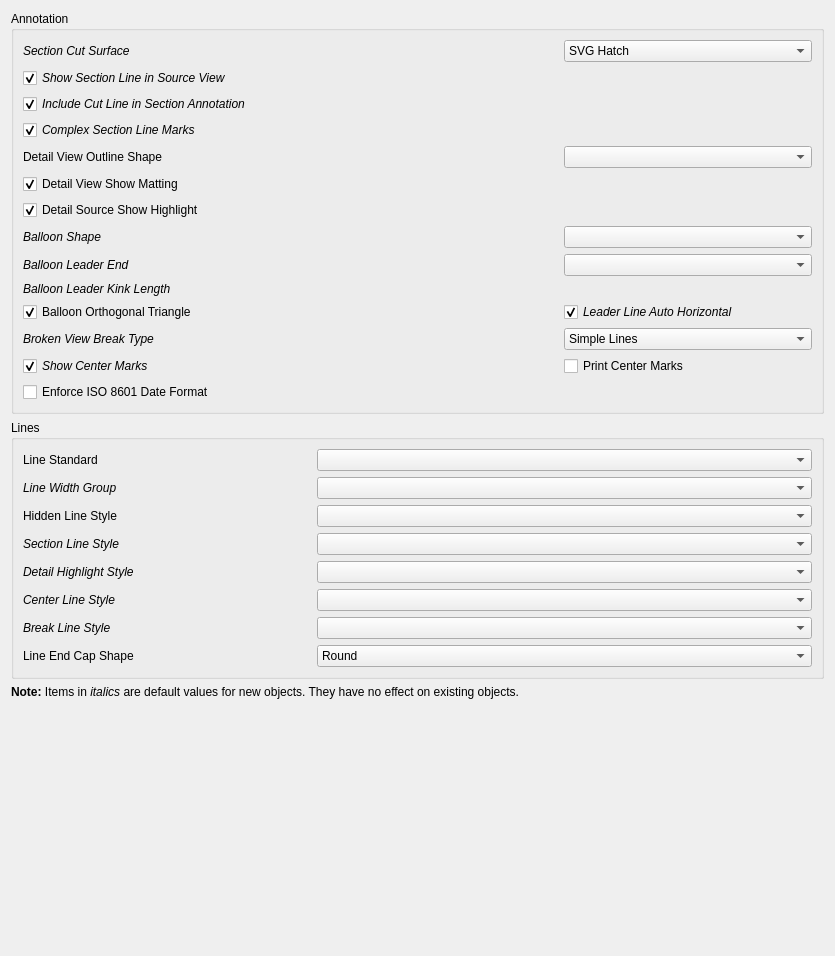
The window that src/Mod/TechDraw/Gui/DlgPrefsTechDrawAnnotation.ui (southseact-3d/fcd) describes before a commit, drawn with Qt 5.
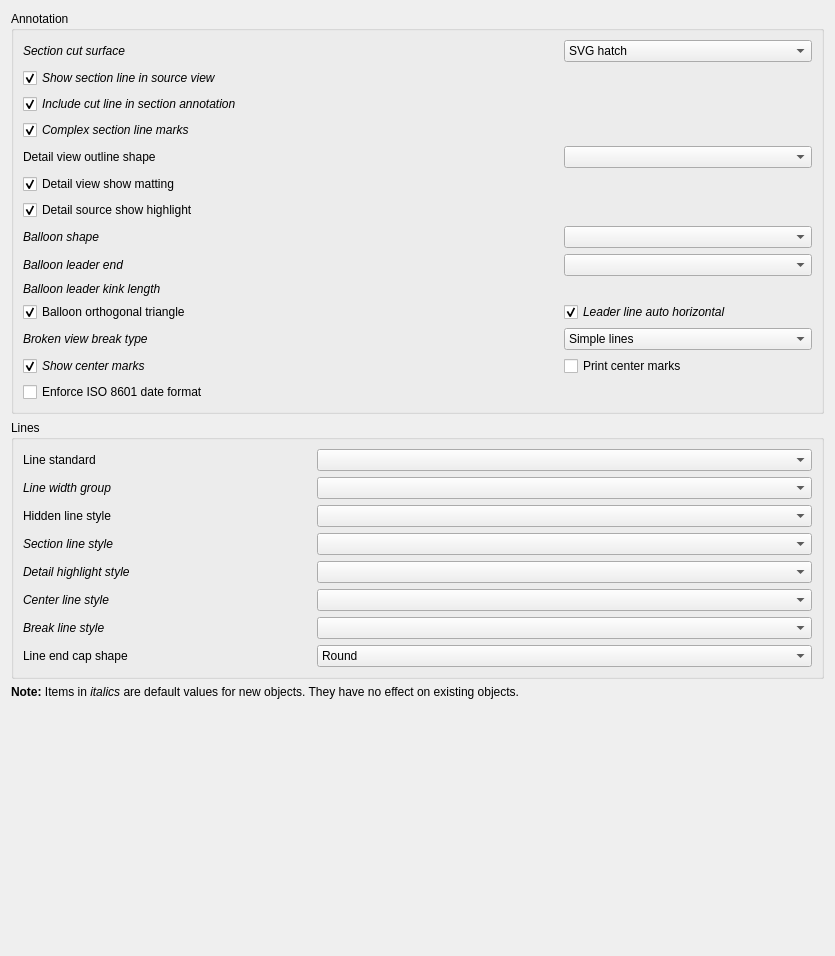
The same window after the commit. Custom widgets are drawn as their Qt base class.

Commit message:
TechDraw: Update UI strings for consistency
Closes: #22143

What changed in the file:
```diff
--- a/src/Mod/TechDraw/Gui/DlgPrefsTechDrawAnnotation.ui
+++ b/src/Mod/TechDraw/Gui/DlgPrefsTechDrawAnnotation.ui
@@ -40,7 +40,7 @@
            <string>Show arc centers in printed output</string>
           </property>
           <property name="text">
-           <string>Print Center Marks</string>
+           <string>Print center marks</string>
           </property>
           <property name="prefEntry" stdset="0">
            <cstring>PrintCenterMarks</cstring>
@@ -67,7 +67,7 @@
            <string>Show arc center marks in views</string>
           </property>
           <property name="text">
-           <string>Show Center Marks</string>
+           <string>Show center marks</string>
           </property>
           <property name="checked">
            <bool>true</bool>
@@ -91,7 +91,7 @@
            <string>If checked, the section annotation will be drawn on the Source view.  If unchecked, no section line, arrows or symbol will be shown in the Source view.</string>
           </property>
           <property name="text">
-           <string>Show Section Line in Source View</string>
+           <string>Show section line in source view</string>
           </property>
           <property name="checked">
            <bool>true</bool>
@@ -134,7 +134,7 @@
            <string>If checked, the cut line will be drawn on the Source view.  If unchecked, only the change marks, arrows and symbols will be displayed.</string>
           </property>
           <property name="text">
-           <string>Include Cut Line in Section Annotation</string>
+           <string>Include cut line in section annotation</string>
           </property>
           <property name="checked">
            <bool>true</bool>
@@ -177,7 +177,7 @@
            <string>Length of horizontal portion of Balloon leader</string>
           </property>
           <property name="text">
-           <string>Balloon Leader Kink Length</string>
+           <string>Balloon leader kink length</string>
           </property>
          </widget>
         </item>
@@ -189,7 +189,7 @@
            </font>
           </property>
           <property name="text">
-           <string>Broken View Break Type</string>
+           <string>Broken view break type</string>
           </property>
          </widget>
         </item>
@@ -205,7 +205,7 @@
            <string>Restrict Filled Triangle line end to vertical or horizontal directions</string>
           </property>
           <property name="text">
-           <string>Balloon Orthogonal Triangle</string>
+           <string>Balloon orthogonal triangle</string>
           </property>
           <property name="checked">
            <bool>true</bool>
@@ -244,7 +244,7 @@
           </item>
           <item>
            <property name="text">
-            <string>SVG Hatch</string>
+            <string>SVG hatch</string>
            </property>
           </item>
           <item>
@@ -260,7 +260,7 @@
            <string>This checkbox controls whether or not to display the outline around a detail view.</string>
           </property>
           <property name="text">
-           <string>Detail View Show Matting</string>
+           <string>Detail view show matting</string>
           </property>
           <property name="checked">
            <bool>true</bool>
@@ -279,7 +279,7 @@
            <string>This checkbox controls whether or not to display a highlight around the detail area in the detail's source view.</string>
           </property>
           <property name="text">
-           <string>Detail Source Show Highlight</string>
+           <string>Detail source show highlight</string>
           </property>
           <property name="checked">
            <bool>true</bool>
@@ -300,7 +300,7 @@
            </font>
           </property>
           <property name="text">
-           <string>Detail View Outline Shape</string>
+           <string>Detail view outline shape</string>
           </property>
          </widget>
         </item>
@@ -321,7 +321,7 @@
            <string>Forces last leader line segment to be horizontal</string>
           </property>
           <property name="text">
-           <string>Leader Line Auto Horizontal</string>
+           <string>Leader line auto horizontal</string>
           </property>
           <property name="checked">
            <bool>true</bool>
@@ -355,7 +355,7 @@
            </font>
           </property>
           <property name="text">
-           <string>Balloon Leader End</string>
+           <string>Balloon leader end</string>
           </property>
          </widget>
         </item>
@@ -382,7 +382,7 @@
           </item>
           <item>
            <property name="text">
-            <string>Simple Lines</string>
+            <string>Simple lines</string>
            </property>
           </item>
          </widget>
@@ -395,7 +395,7 @@
            </font>
           </property>
           <property name="text">
-           <string>Balloon Shape</string>
+           <string>Balloon shape</string>
           </property>
          </widget>
         </item>
@@ -407,7 +407,7 @@
            </font>
           </property>
           <property name="text">
-           <string>Section Cut Surface</string>
+           <string>Section cut surface</string>
           </property>
          </widget>
         </item>
@@ -441,7 +441,7 @@
            <string>Show or hide marks at direction changes on ComplexSection lines.</string>
           </property>
           <property name="text">
-           <string>Complex Section Line Marks</string>
+           <string>Complex section line marks</string>
           </property>
           <property name="checked">
            <bool>true</bool>
@@ -482,7 +482,7 @@
            <string>If this box is checked, templates will auto fill date fields using ccyy-mm-dd format even if that is not the standard format for the current locale.</string>
           </property>
           <property name="text">
-           <string>Enforce ISO 8601 Date Format</string>
+           <string>Enforce ISO 8601 date format</string>
           </property>
           <property name="prefEntry" stdset="0">
            <cstring>EnforceISODate</cstring>
@@ -547,7 +547,7 @@
            </font>
           </property>
           <property name="text">
-           <string>Center Line Style</string>
+           <string>Center line style</string>
           </property>
          </widget>
         </item>
@@ -628,7 +628,7 @@
            <string>Line style of detail highlight on base view</string>
           </property>
           <property name="text">
-           <string>Detail Highlight Style</string>
+           <string>Detail highlight style</string>
           </property>
          </widget>
         </item>
@@ -640,7 +640,7 @@
            </font>
           </property>
           <property name="text">
-           <string>Section Line Style</string>
+           <string>Section line style</string>
           </property>
          </widget>
         </item>
@@ -677,7 +677,7 @@
            </font>
           </property>
           <property name="text">
-           <string>Line Standard</string>
+           <string>Line standard</string>
           </property>
          </widget>
         </item>
@@ -765,7 +765,7 @@
            <string>Line group used to set line widths</string>
           </property>
           <property name="text">
-           <string>Line Width Group</string>
+           <string>Line width group</string>
           </property>
          </widget>
         </item>
@@ -777,14 +777,14 @@
            </font>
           </property>
           <property name="text">
-           <string>Line End Cap Shape</string>
+           <string>Line end cap shape</string>
           </property>
          </widget>
         </item>
         <item row="2" column="0">
          <widget class="QLabel" name="label_7">
           <property name="text">
-           <string>Hidden Line Style</string>
+           <string>Hidden line style</string>
           </property>
          </widget>
         </item>
@@ -809,7 +809,7 @@
            </font>
           </property>
           <property name="text">
-           <string>Break Line Style</string>
+           <string>Break line style</string>
           </property>
          </widget>
         </item>
```
Left out of the diff: 30 changed lines with no effect on the pictures. The commit also changes 92 other files.
